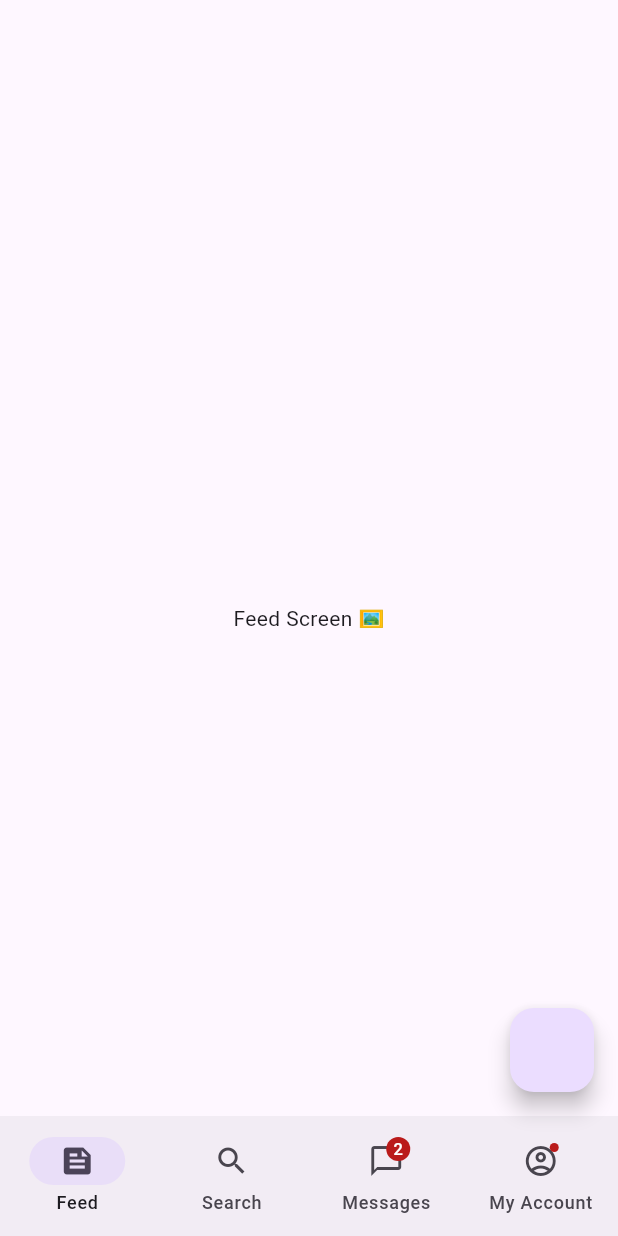
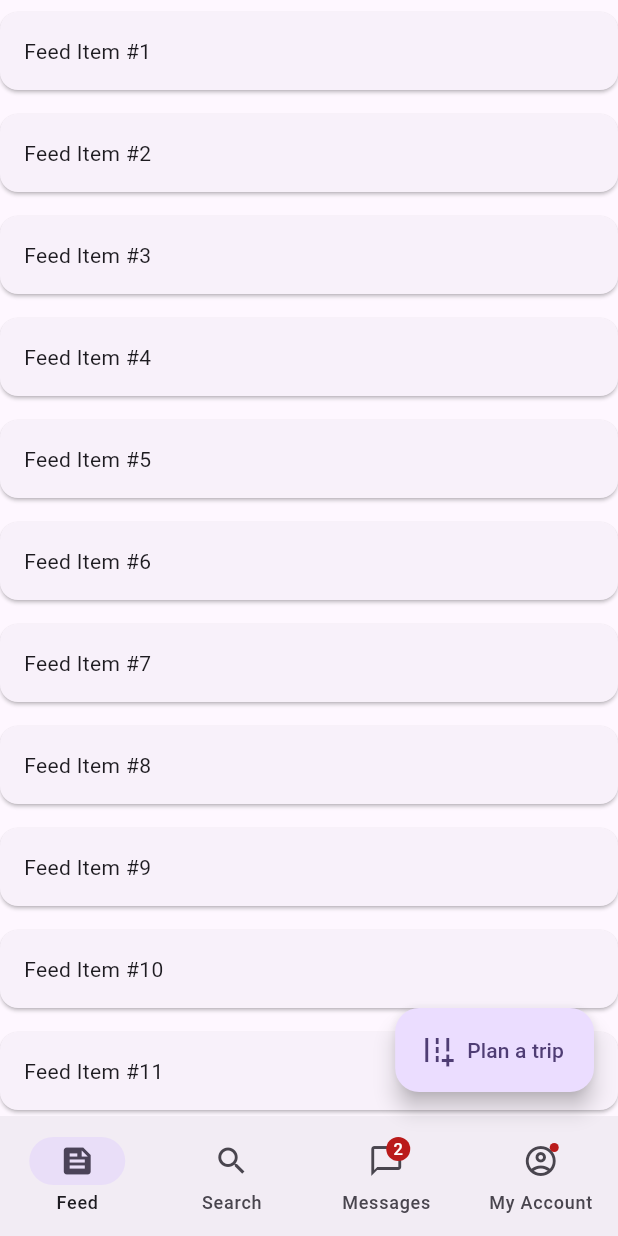
Before and after one commit to Shetty073/triptracks-app, a Flutter app: the HomeScreen screen opened by its route, on a phone screen of 412 x 824 dp. Run offline on Flutter 3.47's test engine with Material 3 defaults, Android fonts, the light colour scheme and no system bars; our stand-ins replace dio, flutter_secure_storage, flutter_spinkit, get; accounts and stored records are empty.

Commit message:
add FAB animation and transition to next page (plan trip page)

```diff
--- a/triptracks_app/lib/main.dart
+++ b/triptracks_app/lib/main.dart
@@ -2,6 +2,7 @@ import 'package:flutter/material.dart';
 import 'package:get/get.dart';
 import 'package:triptracks_app/screens/home.screen.dart';
 import 'package:triptracks_app/screens/login.screen.dart';
+import 'package:triptracks_app/screens/plan_trip.screen.dart';
 import 'package:triptracks_app/screens/register.screen.dart';
 
 void main() {
@@ -51,7 +52,12 @@ class MyApp extends StatelessWidget {
           name: '/register',
           page: () => const RegisterScreen(),
           transition: Transition.fadeIn,
-        )
+        ),
+        GetPage(
+          name: '/plan_trip',
+          page: () => const PlanTripScreen(),
+          transition: Transition.fadeIn,
+        ),
       ],
     );
   }
--- a/triptracks_app/lib/screens/feed.screen.dart
+++ b/triptracks_app/lib/screens/feed.screen.dart
@@ -1,27 +1,63 @@
 import 'package:flutter/material.dart';
-import 'package:triptracks_app/common/constants.common.dart';
+import 'package:flutter/rendering.dart';
 
 class HomeFeedScreen extends StatefulWidget {
-  const HomeFeedScreen({super.key});
+  final Function({bool showFullFab}) updateFabStatusInParent;
+
+  const HomeFeedScreen({super.key, required this.updateFabStatusInParent});
 
   @override
   State<HomeFeedScreen> createState() => _HomeFeedScreenState();
 }
 
 class _HomeFeedScreenState extends State<HomeFeedScreen> {
+  late ScrollController _scrollController;
+
+  @override
+  void initState() {
+    super.initState();
+    _scrollController = ScrollController();
+
+    // Add a listener to the scroll controller
+    _scrollController.addListener(() {
+      print(_scrollController.offset);
+      print(_scrollController.position.userScrollDirection);
+      // Check if the user is scrolling down, hide the FAB
+      if (_scrollController.position.userScrollDirection ==
+              ScrollDirection.reverse &&
+          _scrollController.offset > 50.0) {
+        widget.updateFabStatusInParent(showFullFab: false);
+      }
+      // If the user scrolls up, show the FAB again
+      else if (_scrollController.position.userScrollDirection ==
+          ScrollDirection.forward) {
+        widget.updateFabStatusInParent(showFullFab: true);
+      }
+    });
+  }
+
+  @override
+  void dispose() {
+    // Dispose of the scroll controller when the screen is disposed
+    _scrollController.dispose();
+    super.dispose();
+  }
+
   @override
   Widget build(BuildContext context) {
     return SafeArea(
-      child: SingleChildScrollView(
-        padding: const EdgeInsets.fromLTRB(11.0, 0, 11.0, 0),
-        child: ConstrainedBox(
-          constraints: BoxConstraints(
-            minHeight: SizeConstants.logicalHeight,
-          ),
-          child: const Center(
-            child: Text("Feed Screen 🖼️"),
-          ),
-        ),
+      child: ListView.builder(
+        controller: _scrollController,
+        itemCount: 50, // Example: total number of items in the list
+        itemBuilder: (context, index) {
+          return Card(
+            margin: const EdgeInsets.symmetric(vertical: 8.0),
+            child: Padding(
+              padding: const EdgeInsets.all(16.0),
+              child: Text('Feed Item #${index + 1}'),
+            ),
+          );
+        },
       ),
     );
   }
--- a/triptracks_app/lib/screens/home.screen.dart
+++ b/triptracks_app/lib/screens/home.screen.dart
@@ -1,9 +1,9 @@
 import 'package:flutter/material.dart';
+import 'package:get/get.dart';
 import 'package:triptracks_app/screens/feed.screen.dart';
 import 'package:triptracks_app/screens/messages.screen.dart';
 import 'package:triptracks_app/screens/profile.screen.dart';
 import 'package:triptracks_app/screens/search.screen.dart';
-import 'package:triptracks_app/widgets/popups/pop_snack.widget.dart';
 
 class HomeScreen extends StatefulWidget {
   const HomeScreen({super.key});
@@ -12,17 +12,26 @@ class HomeScreen extends StatefulWidget {
   State<HomeScreen> createState() => _HomeScreenState();
 }
 
-class _HomeScreenState extends State<HomeScreen> {
+class _HomeScreenState extends State<HomeScreen> with TickerProviderStateMixin {
   int _currentPageIndex = 0;
   bool _isThereSearchNotifications = false;
   bool _isThereMessages = true;
   bool _isThereProfileNotifications = true;
+  bool _showFullFab = true;
+
+  void updateFabStatusInParent({bool showFullFab = true}) {
+    setState(() {
+      _showFullFab = showFullFab;
+    });
+  }
 
   @override
   Widget build(BuildContext context) {
     return Scaffold(
       body: [
-        const HomeFeedScreen(),
+        HomeFeedScreen(
+          updateFabStatusInParent: updateFabStatusInParent,
+        ),
         const SearchScreen(),
         const MessagesScreen(),
         const ProfileScreen(),
@@ -67,14 +76,22 @@ class _HomeScreenState extends State<HomeScreen> {
           }),
         },
       ),
-      floatingActionButton: FloatingActionButton(onPressed: () => {
-        popSnack(
-          title: "Plan a trip",
-          message: "This button is form starting a trip plan",
-          isError: true,
-        )
-
-      }),
+      floatingActionButton: (_currentPageIndex == 0)
+          ? AnimatedSize(
+              duration: const Duration(milliseconds: 200),
+              curve: Curves.easeInOut,
+              child: FloatingActionButton.extended(
+                heroTag: "fab_to_plan_trip",
+                label: _showFullFab
+                    ? const Text("Plan a trip")
+                    : const SizedBox.shrink(),
+                icon: const Icon(Icons.add_road),
+                enableFeedback: true,
+                onPressed: () => {Get.toNamed("/plan_trip")},
+              ),
+            )
+          : null,
+      floatingActionButtonLocation: FloatingActionButtonLocation.endFloat,
     );
   }
 }
--- a/triptracks_app/lib/screens/login.screen.dart
+++ b/triptracks_app/lib/screens/login.screen.dart
@@ -47,15 +47,11 @@ class _LoginScreenState extends State<LoginScreen> {
 
     if (token != null && token != "") {
       Get.offNamed("/");
-
     } else {
       setState(() {
         _isLoading = false;
-
       });
-
     }
-
   }
 
   void handleOnLogin() {
```
Also changed, not shown: triptracks_app/lib/models/user.model.dart (+9 -1 lines), triptracks_app/lib/screens/plan_trip.screen.dart (added, +47 -0 lines), triptracks_app/lib/screens/register.screen.dart (+7 -4 lines), triptracks_app/lib/services/auth.service.dart (+2 -14 lines), triptracks_app/lib/services/secure_storage.service.dart (+4 -4 lines), triptracks_app/lib/widgets/popups/pop_snack.widget.dart (+19 -7 lines).
